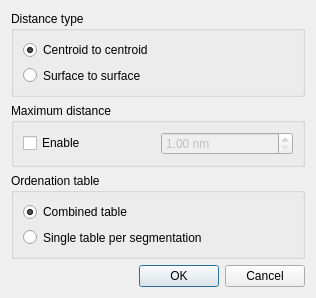
First picture: the form in App/Dialogs/DistanceInformation/DistanceInformationOptionsDialog.ui, repository FelixdelasPozas/EspINA, before the edit.
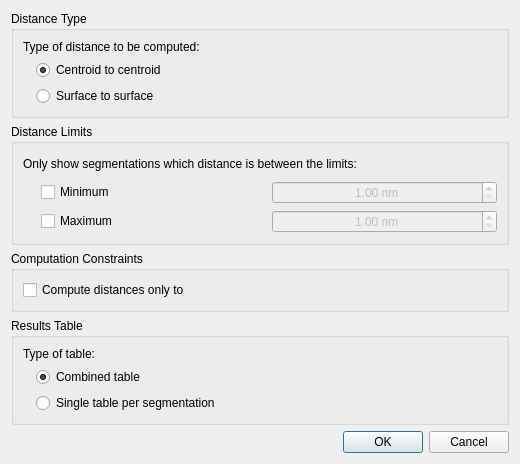
Second picture: the form after the edit. Icons and pictures are not drawn.

Commit message:
Category and minimum distance contraints.
- Category constraint to limit computations to segmentations of a given category.
- Full minumum and maximum range of distance limits.
- Added utility in QueryAdapter to get all the segmentations of a given category.

What changed in the file:
```diff
--- a/App/Dialogs/DistanceInformation/DistanceInformationOptionsDialog.ui
+++ b/App/Dialogs/DistanceInformation/DistanceInformationOptionsDialog.ui
@@ -6,20 +6,20 @@
    <rect>
     <x>0</x>
     <y>0</y>
-    <width>316</width>
-    <height>298</height>
+    <width>520</width>
+    <height>464</height>
    </rect>
   </property>
   <property name="minimumSize">
    <size>
-    <width>316</width>
-    <height>298</height>
+    <width>520</width>
+    <height>464</height>
    </size>
   </property>
   <property name="maximumSize">
    <size>
-    <width>316</width>
-    <height>298</height>
+    <width>520</width>
+    <height>479</height>
    </size>
   </property>
   <property name="windowTitle">
@@ -32,14 +32,38 @@
   <property name="modal">
    <bool>true</bool>
   </property>
-  <layout class="QVBoxLayout" name="verticalLayout_3">
+  <layout class="QVBoxLayout" name="verticalLayout_3" stretch="0,1,0,0,0">
    <item>
     <widget class="QGroupBox" name="m_groupBox_distanceType">
      <property name="title">
-      <string>Distance type</string>
+      <string>Distance Type</string>
      </property>
      <layout class="QVBoxLayout" name="verticalLayout_4">
       <item>
+       <widget class="QLabel" name="label">
+        <property name="text">
+         <string>Type of distance to be computed:</string>
+        </property>
+       </widget>
+      </item>
+      <item>
+       <layout class="QHBoxLayout" name="horizontalLayout_2" stretch="0,1">
+        <item>
+         <widget class="QLabel" name="label_4">
+          <property name="minimumSize">
+           <size>
+            <width>7</width>
+            <height>0</height>
+           </size>
+          </property>
+          <property name="text">
+           <string/>
+          </property>
+         </widget>
+        </item>
+        <item>
+         <layout class="QVBoxLayout" name="verticalLayout_5">
+          <item>
        <widget class="QRadioButton" name="m_centroidOption">
         <property name="text">
          <string>Centroid to centroid</string>
@@ -57,28 +81,61 @@
        </widget>
       </item>
      </layout>
-     <zorder>m_surfaceOption</zorder>
-     <zorder>m_centroidOption</zorder>
+        </item>
+       </layout>
+      </item>
+     </layout>
     </widget>
    </item>
    <item>
     <widget class="QGroupBox" name="m_groupBox_maxDistance">
      <property name="title">
-      <string>Maximum distance</string>
+      <string>Distance Limits</string>
      </property>
-     <layout class="QHBoxLayout" name="horizontalLayout">
+     <layout class="QVBoxLayout" name="verticalLayout_2">
       <item>
+       <widget class="QLabel" name="label_2">
+        <property name="text">
+         <string>Only show segmentations which distance is between the limits:</string>
+        </property>
+       </widget>
+      </item>
+      <item>
+       <layout class="QGridLayout" name="gridLayout" columnstretch="0,1,1">
+        <item row="0" column="2">
+         <widget class="QDoubleSpinBox" name="m_minDistance">
+          <property name="enabled">
+           <bool>false</bool>
+          </property>
+          <property name="alignment">
+           <set>Qt::AlignCenter</set>
+          </property>
+          <property name="suffix">
+           <string> nm</string>
+          </property>
+          <property name="minimum">
+           <double>1.000000000000000</double>
+          </property>
+          <property name="maximum">
+           <double>1000000000.000000000000000</double>
+          </property>
+         </widget>
+        </item>
+        <item row="1" column="1">
        <widget class="QCheckBox" name="m_maxDistanceCheck">
         <property name="text">
-         <string>Enable</string>
+           <string>Maximum</string>
         </property>
        </widget>
       </item>
-      <item>
+        <item row="1" column="2">
        <widget class="QDoubleSpinBox" name="m_maxDistance">
         <property name="enabled">
          <bool>false</bool>
         </property>
+          <property name="alignment">
+           <set>Qt::AlignCenter</set>
+          </property>
         <property name="suffix">
          <string> nm</string>
         </property>
@@ -87,6 +144,44 @@
         </property>
         <property name="maximum">
          <double>1000000000.000000000000000</double>
+          </property>
+         </widget>
+        </item>
+        <item row="0" column="1">
+         <widget class="QCheckBox" name="m_minDistanceCheck">
+          <property name="text">
+           <string>Minimum</string>
+          </property>
+         </widget>
+        </item>
+        <item row="0" column="0">
+         <widget class="QLabel" name="label_6">
+          <property name="minimumSize">
+           <size>
+            <width>12</width>
+            <height>0</height>
+           </size>
+          </property>
+          <property name="text">
+           <string/>
+          </property>
+         </widget>
+        </item>
+       </layout>
+      </item>
+     </layout>
+    </widget>
+   </item>
+   <item>
+    <widget class="QGroupBox" name="m_constraintsBox">
+     <property name="title">
+      <string>Computation Constraints</string>
+     </property>
+     <layout class="QHBoxLayout" name="horizontalLayout" stretch="0">
+      <item>
+       <widget class="QCheckBox" name="m_categoryCheck">
+        <property name="text">
+         <string>Compute distances only to </string>
         </property>
        </widget>
       </item>
@@ -99,10 +194,34 @@
       <bool>true</bool>
      </property>
      <property name="title">
-      <string>Ordenation table</string>
+      <string>Results Table</string>
      </property>
      <layout class="QVBoxLayout" name="verticalLayout">
       <item>
+       <widget class="QLabel" name="label_3">
+        <property name="text">
+         <string>Type of table:</string>
+        </property>
+       </widget>
+      </item>
+      <item>
+       <layout class="QHBoxLayout" name="horizontalLayout_3" stretch="0,1">
+        <item>
+         <widget class="QLabel" name="label_5">
+          <property name="minimumSize">
+           <size>
+            <width>7</width>
+            <height>0</height>
+           </size>
+          </property>
+          <property name="text">
+           <string/>
+          </property>
+         </widget>
+        </item>
+        <item>
+         <layout class="QVBoxLayout" name="verticalLayout_6">
+          <item>
        <widget class="QRadioButton" name="m_combinedTable">
         <property name="text">
          <string>Combined table</string>
@@ -120,6 +239,10 @@
        </widget>
       </item>
      </layout>
+        </item>
+       </layout>
+      </item>
+     </layout>
     </widget>
    </item>
    <item>
```
Left out of the diff: 32 changed lines with no effect on the pictures. Lines whose indentation alone changed are shown as unchanged. The commit also changes 8 other files.
